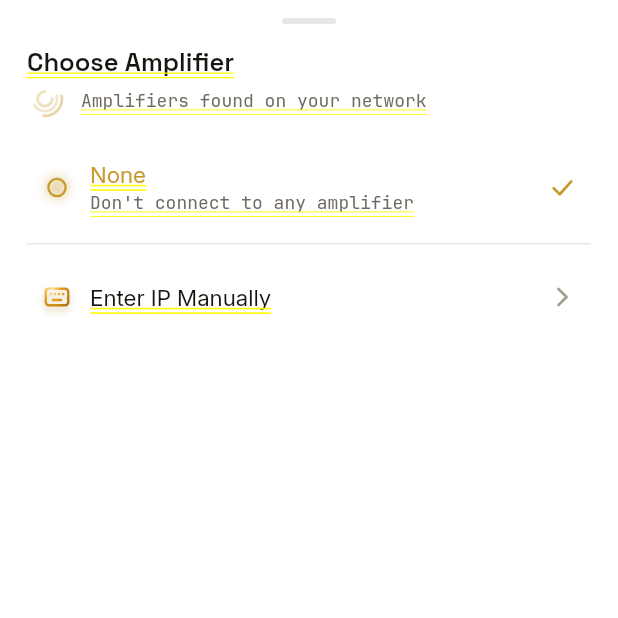
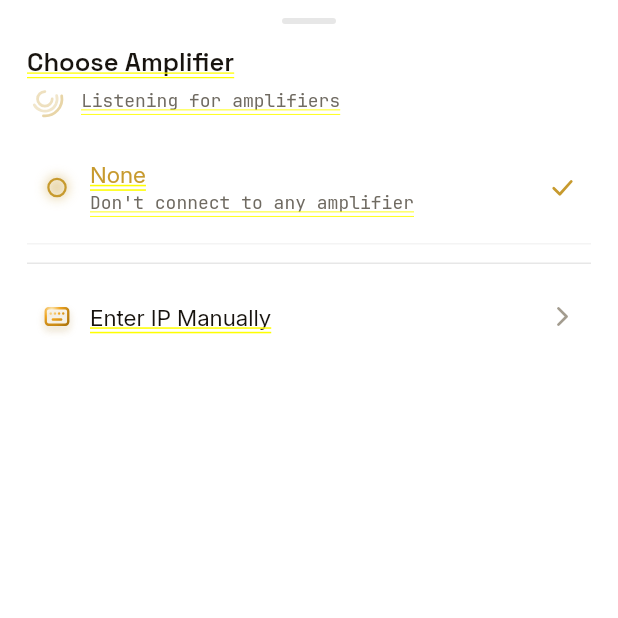
Before and after one commit to ekmanch/devialet-expert-remote-app, a Flutter app: the AmpSheet screen opened directly, on a phone screen of 412 x 824 dp, the top half of it. Run offline on Flutter 3.47's test engine with Material 3 defaults, Android fonts, the phone set to English and light mode, and no system bars; our stand-ins replace flutter_riverpod, multicast_dns, shared_preferences; accounts and stored records are empty.

Commit message:
feat(control): amp sheet per mainline v45–v47 (spike)
- v45: the amp list scrolls inside the sheet with a 14 dp fade at its
  foot; the divider and "Enter IP Manually" are pinned below it, always
  visible. SheetScaffold gains `footer` and `bodyFade` for this; the
  source sheet is untouched.
- v47: every row is titled model ?? name ?? ip with the IP alone
  beneath (no friendly name, no "name unresolved" marker); an online row
  titled by its IP reads "Online"; silent rows keep their accent status.
  Only the selected row carries a tick — the others give the subtitle
  the full width.
- The subtitle line is the mockup's "Listening for amplifiers".

Guards in sheets_test (subtitle rule, tick only when selected, scrolling
list with a pinned tappable manual row, fade on the list only), each
proven red once by putting the old behaviour back.

Co-Authored-By: Claude Fable 5.1 <noreply@anthropic.com>
Claude-Session: https://claude.ai/code/session_01P7QLpuyCcUhsQTAyFscMwZ

```diff
--- a/lib/ui/control/amp_sheet.dart
+++ b/lib/ui/control/amp_sheet.dart
@@ -14,17 +14,21 @@ import 'control_keys.dart';
 import 'device_card.dart';
 import 'manual_entry_glyph.dart';
 
-/// "Choose Amplifier" (TODO 2.0.3, Task 3.9.0 / v44): "None" first
-/// (italic, dashed dot, "Don't connect to any amplifier"), divider, the
-/// responding amps (`model ?? name`, "· name unresolved" when only the UDP
-/// name is known), then — under a quiet "NOT RESPONDING" label — every
-/// amp known but silent (hollow ring, dimmed, "Last seen …"; the chosen
-/// one keeps its check with a pulsing accent ring and "Reconnecting…"),
-/// and the never-heard selection ("Connecting…", tagged MANUAL when it
-/// was typed here); then "Enter IP Manually", which swaps to the entry
-/// view inside the same sheet. The list is live: it re-derives from the
-/// owner on every broadcast and tick. Stateful so the draft survives a
-/// resize.
+/// "Choose Amplifier" (TODO 2.0.3, Task 3.9.0 / v44, mainline v45–v47):
+/// "None" first (italic, dashed dot, "Don't connect to any amplifier"),
+/// divider, the responding amps (title `model ?? name ?? ip`, the IP
+/// alone underneath — v47 dropped the friendly name and the "name
+/// unresolved" marker; a row titled by its IP reads "Online"), then —
+/// under a quiet "NOT RESPONDING" label — every amp known but silent
+/// (hollow ring, dimmed, "Last seen …"; the chosen one keeps its check
+/// with a pulsing accent ring and "Reconnecting…"), and the never-heard
+/// selection ("Connecting…", tagged MANUAL when it was typed here). That
+/// list scrolls inside the sheet (v45) with a fade at its foot; the
+/// divider and "Enter IP Manually" are pinned below it, always visible,
+/// and swap to the entry view inside the same sheet. Only the selected
+/// row carries a tick; the others give the subtitle the full width (v47).
+/// The list is live: it re-derives from the owner on every broadcast and
+/// tick. Stateful so the draft survives a resize.
 class AmpSheet extends ConsumerStatefulWidget {
   const AmpSheet({super.key});
 
@@ -34,6 +38,33 @@ class AmpSheet extends ConsumerStatefulWidget {
 
   @override
   ConsumerState<AmpSheet> createState() => _AmpSheetState();
+
+  /// The plain part of a row's second line (mockup `renderAmps()` `base`,
+  /// v47: "model name above, IP only below, no friendly name"): the ip, or
+  /// nothing when the ip is already the title — except an online row
+  /// titled by its ip, which reads "Online" so the line is never empty.
+  /// Joined to [statusFor] with " · " by the row.
+  static String subtitleFor(AmpRef amp, {required bool selected}) {
+    final base = amp.displayName == amp.ip ? '' : amp.ip;
+    if (amp.online && base.isEmpty) return 'Online';
+    return base;
+  }
+
+  /// The accent-coloured status of a silent row: the waiting word for the
+  /// selection, "Last seen …" for the rest. `null` for an online row.
+  static String? statusFor(AmpRef amp, {required bool selected}) {
+    if (amp.online) return null;
+    if (selected) return DeviceCard.waitingStatusFor(amp);
+    return 'Last seen ${lastSeenLabel(amp.silentFor ?? Duration.zero)}';
+  }
+
+  /// The quantized silence (`AmpRef.silentFor`) as the mockup prints it.
+  static String lastSeenLabel(Duration silentFor) {
+    if (silentFor < const Duration(minutes: 1)) return 'just now';
+    if (silentFor < const Duration(hours: 1)) return '${silentFor.inMinutes} min ago';
+    return '${silentFor.inHours} h ago';
+  }
+
 }
 
 class _AmpSheetState extends ConsumerState<AmpSheet> {
@@ -66,14 +97,55 @@ class _AmpSheetState extends ConsumerState<AmpSheet> {
     popWhenSlotLeaves(ref, context, SheetKind.amp);
     return SheetScaffold(
       title: _showManual ? 'Enter IP Address' : 'Choose Amplifier',
-      subtitle: _showManual ? 'Connect to an amplifier by its address' : 'Amplifiers found on your network',
+      subtitle: _showManual ? 'Connect to an amplifier by its address' : 'Listening for amplifiers',
       // The entry view's way back is a bare chevron beside the title (the
       // owner's 2026-09-23 mockup update), not a "Back to list" line.
       onBack: _showManual ? () => setState(() => _showManual = false) : null,
       backKey: ControlKeys.sheetBack,
       // The listening arcs only exist (and so only animate) on the list view.
       subtitleLeading: _showManual ? null : const ListeningArcs(),
+      bodyFade: _showManual ? null : listFade,
+      footer: _showManual ? null : _buildManualRow(context),
       child: _showManual ? _buildManual(context) : _buildList(context, state),
+    );
+  }
+
+  /// v45: `mask-image: linear-gradient(to bottom, #000 calc(100% - 14px), transparent)`.
+  static const double listFade = 14;
+
+  /// The pinned foot of the list view: divider + "Enter IP Manually".
+  Widget _buildManualRow(BuildContext context) {
+    final theme = AppTheme.of(context);
+    final t = theme.tokens;
+    return Column(
+      crossAxisAlignment: CrossAxisAlignment.stretch,
+      children: [
+        Container(height: 1, color: t.divider, margin: const EdgeInsets.symmetric(vertical: 6)),
+        AdaptivePressable(
+          key: ControlKeys.ampManualRow,
+          onTap: () => setState(() => _showManual = true),
+          borderRadius: BorderRadius.circular(12),
+          builder: (context, pressed) => Container(
+            padding: const EdgeInsets.symmetric(horizontal: 10, vertical: 13),
+            decoration: BoxDecoration(
+              color: pressed ? t.surface2 : null,
+              borderRadius: BorderRadius.circular(12),
+            ),
+            child: Row(
+              children: [
+                const SizedBox(
+                  width: _AmpRow.leadingBox,
+                  height: 32,
+                  child: Center(child: ManualEntryGlyph(size: 15)),
+                ),
+                const SizedBox(width: 12),
+                Expanded(child: Text('Enter IP Manually', style: theme.type.body(size: 15, color: t.text))),
+                const ChevronMark(),
+              ],
+            ),
+          ),
+        ),
+      ],
     );
   }
 
@@ -110,8 +182,8 @@ class _AmpSheetState extends ConsumerState<AmpSheet> {
           color: selected ? t.copperBright : t.text,
         ),
         tag: amp.manual ? 'Manual' : null,
-        subtitle: subtitleFor(amp, selected: selected),
-        status: statusFor(amp, selected: selected),
+        subtitle: AmpSheet.subtitleFor(amp, selected: selected),
+        status: AmpSheet.statusFor(amp, selected: selected),
         onTap: () {
           notifier.selectAmp(amp);
           Navigator.of(context).pop();
@@ -120,6 +192,7 @@ class _AmpSheetState extends ConsumerState<AmpSheet> {
     }
 
     return Column(
+      key: ControlKeys.ampList,
       crossAxisAlignment: CrossAxisAlignment.stretch,
       children: [
         _AmpRow(
@@ -155,57 +228,8 @@ class _AmpSheetState extends ConsumerState<AmpSheet> {
           const _AmpGroupLabel('Not responding'),
           for (final amp in silent) row(amp),
         ],
-        if (state.knownAmps.isNotEmpty) divider(),
-        AdaptivePressable(
-          onTap: () => setState(() => _showManual = true),
-          borderRadius: BorderRadius.circular(12),
-          builder: (context, pressed) => Container(
-            padding: const EdgeInsets.symmetric(horizontal: 10, vertical: 13),
-            decoration: BoxDecoration(
-              color: pressed ? t.surface2 : null,
-              borderRadius: BorderRadius.circular(12),
-            ),
-            child: Row(
-              children: [
-                const SizedBox(
-                  width: _AmpRow.leadingBox,
-                  height: 32,
-                  child: Center(child: ManualEntryGlyph(size: 15)),
-                ),
-                const SizedBox(width: 12),
-                Expanded(child: Text('Enter IP Manually', style: theme.type.body(size: 15, color: t.text))),
-                const ChevronMark(),
-              ],
-            ),
-          ),
-        ),
       ],
     );
-  }
-
-  /// The plain part of a row's second line (mockup `renderAmps()` `base`):
-  /// online and resolved → "name · ip"; online and unresolved → "ip · name
-  /// unresolved" (TODO 2.0.3, kept: a broken mDNS must look broken,
-  /// checklist 26); silent → the ip, or nothing when the ip is already the
-  /// title. Joined to [statusFor] with " · " by the row.
-  static String subtitleFor(AmpRef amp, {required bool selected}) {
-    if (amp.online) return amp.isResolved ? '${amp.name} · ${amp.ip}' : '${amp.ip} · name unresolved';
-    return amp.displayName == amp.ip ? '' : amp.ip;
-  }
-
-  /// The accent-coloured status of a silent row: the waiting word for the
-  /// selection, "Last seen …" for the rest. `null` for an online row.
-  static String? statusFor(AmpRef amp, {required bool selected}) {
-    if (amp.online) return null;
-    if (selected) return DeviceCard.waitingStatusFor(amp);
-    return 'Last seen ${lastSeenLabel(amp.silentFor ?? Duration.zero)}';
-  }
-
-  /// The quantized silence (`AmpRef.silentFor`) as the mockup prints it.
-  static String lastSeenLabel(Duration silentFor) {
-    if (silentFor < const Duration(minutes: 1)) return 'just now';
-    if (silentFor < const Duration(hours: 1)) return '${silentFor.inMinutes} min ago';
-    return '${silentFor.inHours} h ago';
   }
 
   Widget _buildManual(BuildContext context) {
@@ -378,10 +402,9 @@ class _AmpRow extends StatelessWidget {
                 ),
               ),
             ),
-            Opacity(
-              opacity: selected ? 1 : 0,
-              child: const CheckMark(),
-            ),
+            // v47: no reserved tick space on unselected rows — the
+            // subtitle gets the full width.
+            if (selected) const CheckMark(),
           ],
         ),
       ),
--- a/lib/ui/widgets/sheet_scaffold.dart
+++ b/lib/ui/widgets/sheet_scaffold.dart
@@ -14,6 +14,10 @@ import 'header_icon_button.dart';
 /// back chevron beside the title (a 44 dp [HeaderIconButton] overhanging
 /// the content edge by 12 like the Android back arrow) and indents the
 /// subtitle under the title — the amp picker's manual-entry view.
+/// [footer] sits *below* the scrolling body, always visible (v45: the amp
+/// list scrolls, "Enter IP Manually" is pinned — the escape hatch never
+/// needs scrolling); [bodyFade] fades the body's last dp so a cut-off row
+/// reads as "more below" (the mockup's 14 px mask on `.sheet-list`).
 class SheetScaffold extends StatelessWidget {
   const SheetScaffold({
     super.key,
@@ -25,10 +29,14 @@ class SheetScaffold extends StatelessWidget {
     this.backdropOffset = Offset.zero,
     this.onBack,
     this.backKey,
+    this.footer,
+    this.bodyFade,
   });
 
   final VoidCallback? onBack;
   final Key? backKey;
+  final Widget? footer;
+  final double? bodyFade;
 
   /// The back button's visible width inside the content edge
   /// (44 − 12 overhang); the title and subtitle start after it.
@@ -43,6 +51,22 @@ class SheetScaffold extends StatelessWidget {
   /// Where the backdrop's top-right corner lands relative to the panel's:
   /// negative x = past the right edge, negative y = above the top.
   final Offset backdropOffset;
+
+  /// `mask-image: linear-gradient(to bottom, #000 calc(100% − fade), transparent)`.
+  Widget _fadeBottom(Widget body) {
+    final fade = bodyFade;
+    if (fade == null) return body;
+    return ShaderMask(
+      blendMode: BlendMode.dstIn,
+      shaderCallback: (bounds) => LinearGradient(
+        begin: Alignment.topCenter,
+        end: Alignment.bottomCenter,
+        colors: const [Color(0xFF000000), Color(0xFF000000), Color(0x00000000)],
+        stops: [0, bounds.height <= fade ? 0 : 1 - fade / bounds.height, 1],
+      ).createShader(Offset.zero & bounds.size),
+      child: body,
+    );
+  }
 
   @override
   Widget build(BuildContext context) {
@@ -92,7 +116,8 @@ class SheetScaffold extends StatelessWidget {
                 ? subtitleText
                 : Row(children: [leading, const SizedBox(width: 10), Flexible(child: subtitleText)]),
           ),
-          Flexible(child: SingleChildScrollView(child: child)),
+          Flexible(child: _fadeBottom(SingleChildScrollView(child: child))),
+          ?footer,
         ],
       ),
     );
```
Also changed, not shown: 2 other files.
